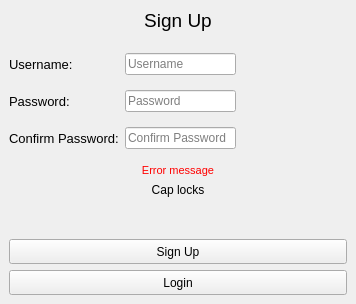
The window that ui/sign_up.ui (VicMbugua/TaskManagementSystem) describes before a commit, drawn with Qt 5.
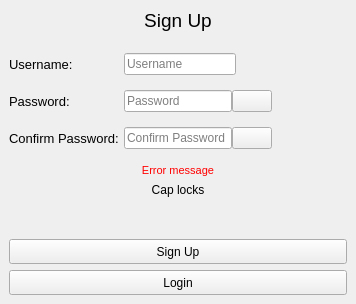
The same window after the commit. Icons and pictures are not drawn.

Commit message: Added view password

What changed in the file:
```diff
--- a/ui/sign_up.ui
+++ b/ui/sign_up.ui
@@ -48,6 +48,9 @@
     </item>
     <item>
      <layout class="QHBoxLayout" name="horizontalLayout_2">
+      <property name="spacing">
+       <number>0</number>
+      </property>
       <property name="bottomMargin">
        <number>9</number>
       </property>
@@ -55,7 +58,7 @@
        <widget class="QLabel" name="label_2">
         <property name="minimumSize">
          <size>
-          <width>110</width>
+          <width>115</width>
           <height>0</height>
          </size>
         </property>
@@ -96,6 +99,9 @@
     </item>
     <item>
      <layout class="QHBoxLayout" name="horizontalLayout_3">
+      <property name="spacing">
+       <number>0</number>
+      </property>
       <property name="bottomMargin">
        <number>9</number>
       </property>
@@ -103,7 +109,7 @@
        <widget class="QLabel" name="label_3">
         <property name="minimumSize">
          <size>
-          <width>110</width>
+          <width>115</width>
           <height>0</height>
          </size>
         </property>
@@ -133,6 +139,26 @@
         </property>
        </widget>
       </item>
+      <item>
+       <widget class="QPushButton" name="view_password_btn">
+        <property name="focusPolicy">
+         <enum>Qt::TabFocus</enum>
+        </property>
+        <property name="toolTip">
+         <string>View Password</string>
+        </property>
+        <property name="text">
+         <string/>
+        </property>
+        <property name="icon">
+         <iconset>
+          <normaloff>../icons/hidden_eye_icon.svg</normaloff>../icons/hidden_eye_icon.svg</iconset>
+        </property>
+        <property name="autoDefault">
+         <bool>true</bool>
+        </property>
+       </widget>
+      </item>
       <item>
        <spacer name="horizontalSpacer_4">
         <property name="orientation">
@@ -150,6 +176,9 @@
     </item>
     <item>
      <layout class="QHBoxLayout" name="horizontalLayout_4">
+      <property name="spacing">
+       <number>0</number>
+      </property>
       <property name="bottomMargin">
        <number>9</number>
       </property>
@@ -157,7 +186,7 @@
        <widget class="QLabel" name="label_4">
         <property name="minimumSize">
          <size>
-          <width>110</width>
+          <width>115</width>
           <height>0</height>
          </size>
         </property>
@@ -187,6 +216,26 @@
         </property>
        </widget>
       </item>
+      <item>
+       <widget class="QPushButton" name="view_password_btn_2">
+        <property name="focusPolicy">
+         <enum>Qt::TabFocus</enum>
+        </property>
+        <property name="toolTip">
+         <string>View Password</string>
+        </property>
+        <property name="text">
+         <string/>
+        </property>
+        <property name="icon">
+         <iconset>
+          <normaloff>../icons/hidden_eye_icon.svg</normaloff>../icons/hidden_eye_icon.svg</iconset>
+        </property>
+        <property name="autoDefault">
+         <bool>true</bool>
+        </property>
+       </widget>
+      </item>
       <item>
        <spacer name="horizontalSpacer_5">
         <property name="orientation">
```
The commit also changes 17 other files.
